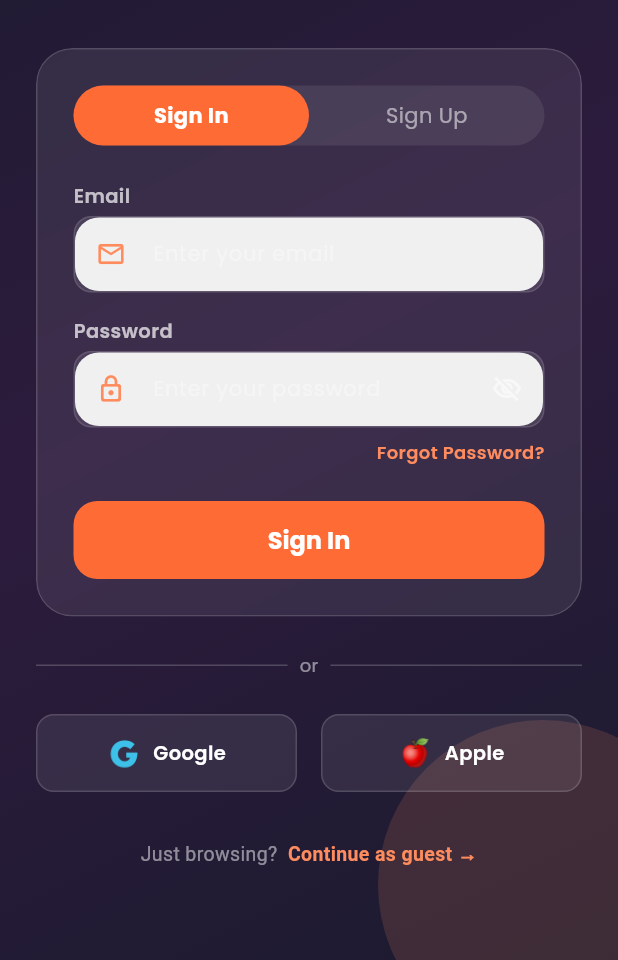
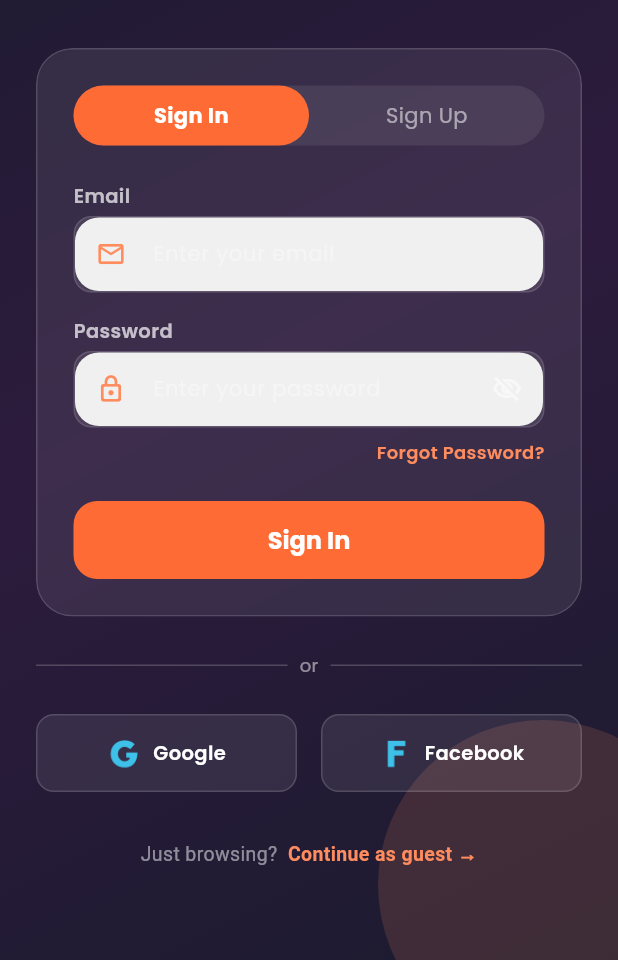
Before and after one commit to mynul56/Food_res, a Flutter app: the screen it shows after launch, after a tap on "Sign In", on a phone screen of 412 x 824 dp, the part 276-1236 px from its top. Run offline on Flutter 3.47's test engine with Material 3 defaults, Android fonts, the phone set to English and light mode, and no system bars; drawn by our look-alikes of flutter_animate; our stand-ins replace cached_network_image, carousel_slider, firebase_auth, firebase_core, get, google_fonts and 2 more; missing offline and left inert: flutter_facebook_auth; accounts and stored records are empty; network calls fail.

Commit message:
feat: Integrate Firebase authentication with Google and Facebook sign-in options

```diff
--- a/lib/main.dart
+++ b/lib/main.dart
@@ -1,7 +1,13 @@
 import 'package:flutter/material.dart';
+import 'package:firebase_core/firebase_core.dart';
 import 'app/app.dart';
 
-void main() {
+void main() async {
   WidgetsFlutterBinding.ensureInitialized();
+  try {
+    await Firebase.initializeApp();
+  } catch (e) {
+    debugPrint("Firebase init failed: $e");
+  }
   runApp(const App());
 }
--- a/lib/modules/auth/auth_view.dart
+++ b/lib/modules/auth/auth_view.dart
@@ -277,26 +277,31 @@ class AuthView extends GetView<AuthController> {
 
                   const SizedBox(height: AppDimensions.lg),
 
-                  // ── Social buttons ────────────────────────
-                  Row(
+                  Obx(() => Row(
                         children: [
                           Expanded(
-                        child: _SocialButton(
+                            child: controller.isGoogleLoading.value
+                                ? const Center(
+                                    child: CircularProgressIndicator())
+                                : _SocialButton(
                                     label: 'Google',
                                     emoji: '🇬',
-                          onTap: controller.continueAsGuest,
+                                    onTap: controller.signInWithGoogle,
                                   ),
                           ),
                           const SizedBox(width: AppDimensions.md),
                           Expanded(
-                        child: _SocialButton(
-                          label: 'Apple',
-                          emoji: '🍎',
-                          onTap: controller.continueAsGuest,
+                            child: controller.isFacebookLoading.value
+                                ? const Center(
+                                    child: CircularProgressIndicator())
+                                : _SocialButton(
+                                    label: 'Facebook',
+                                    emoji: '🇫',
+                                    onTap: controller.signInWithFacebook,
                                   ),
                           ),
                         ],
-                  ).animate().fadeIn(delay: 500.ms),
+                      )).animate().fadeIn(delay: 500.ms),
 
                   const SizedBox(height: AppDimensions.xl),
 
--- a/pubspec.yaml
+++ b/pubspec.yaml
@@ -31,6 +31,10 @@ dependencies:
 
   # Icons
   cupertino_icons: ^1.0.8
+  firebase_core: ^3.8.1
+  firebase_auth: ^5.3.4
+  google_sign_in: ^6.2.1
+  flutter_facebook_auth: ^7.1.5
 
 dev_dependencies:
   flutter_test:
```
Also changed, not shown: lib/modules/auth/auth_controller.dart (+84 -5 lines), pubspec.lock, 3 other files. Lines whose indentation alone changed are shown as unchanged.
